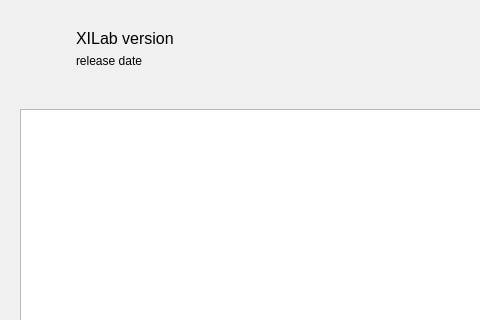
Qt form src/startwindow.ui (EPC-MSU/XILab) before a commit; both pictures show x 0 to 480 and y 0 to 320 of the 664 by 521 pixel window.
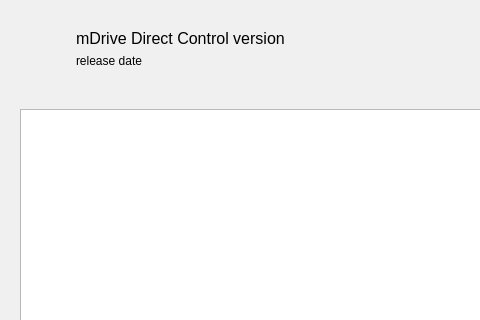
The same form after that commit. Icons and pictures are not drawn.

Commit message: Feature #75893 Rename XiLab to MDrive Direct Control

What changed in the file:
```diff
--- a/src/startwindow.ui
+++ b/src/startwindow.ui
@@ -171,7 +171,7 @@
                  </font>
                 </property>
                 <property name="text">
-                 <string>XILab version</string>
+                 <string>mDrive Direct Control version</string>
                 </property>
                </widget>
               </item>
```
Left out of the diff: 2 changed lines with no effect on the pictures. The commit also changes 15 other files.
